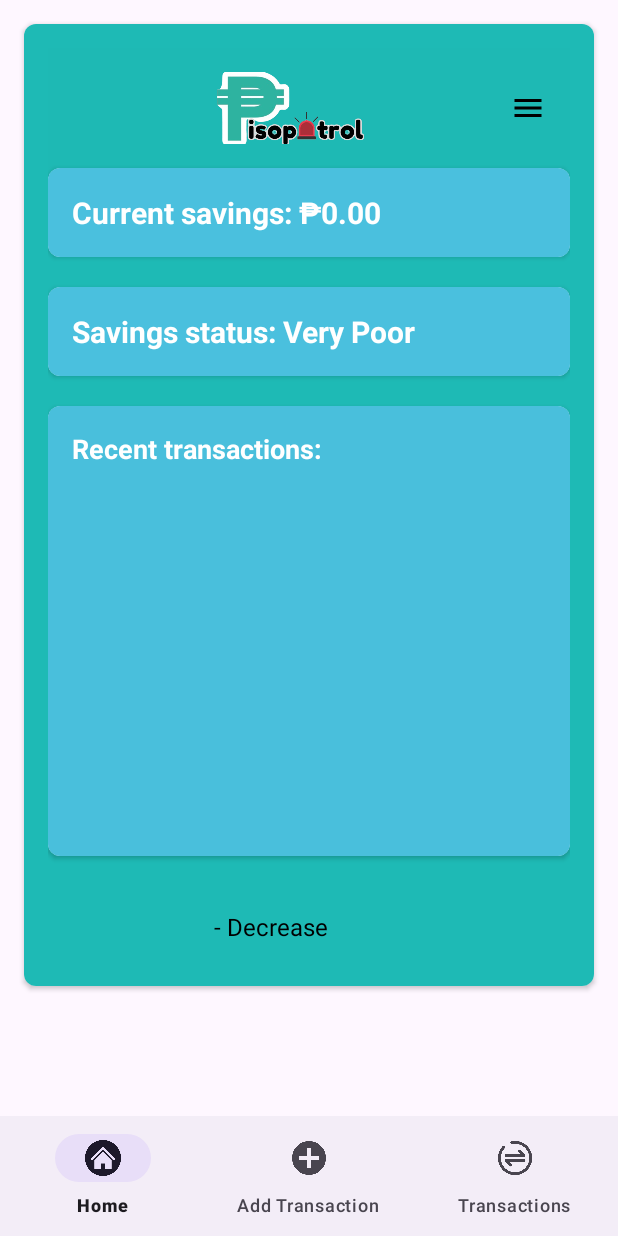
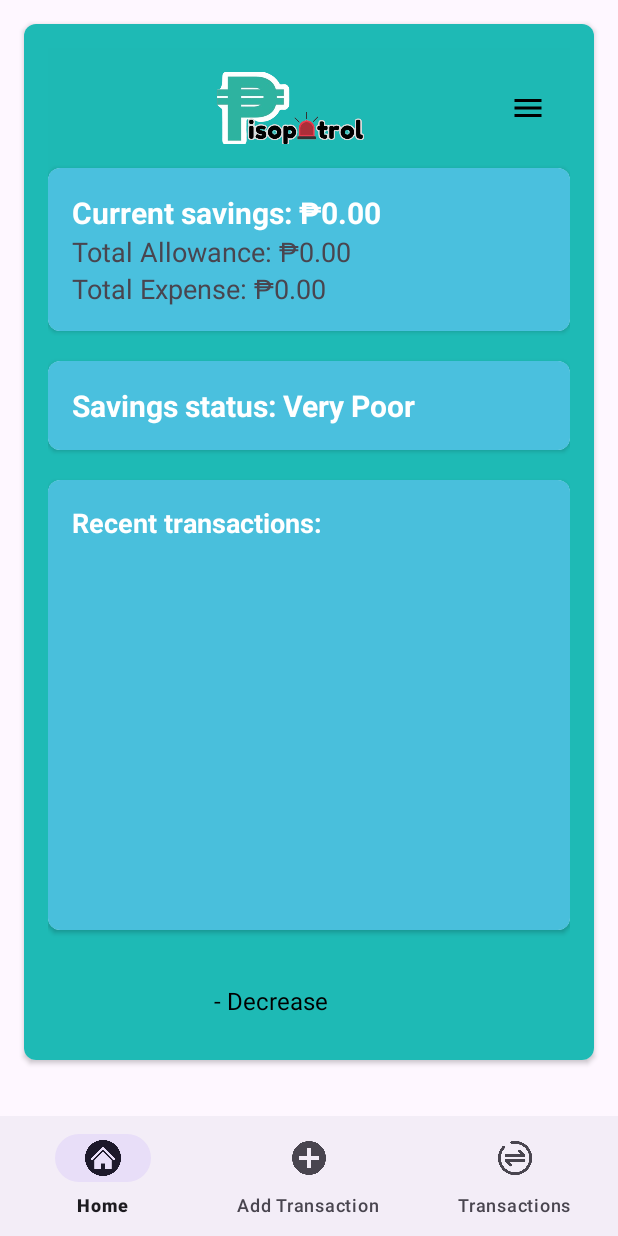
Before and after one commit to Devchili/pisopatrol, an Android app: the screen it shows after launch (MainActivity), on a phone screen of 412 x 824 dp. Run offline under Robolectric (Android 15) with nearby library versions, the phone set to English and light mode, and no system bars.

Commit message:
first change

```diff
--- a/app/src/main/java/com/dianiel/pisopatrol/HomeFragment.java
+++ b/app/src/main/java/com/dianiel/pisopatrol/HomeFragment.java
@@ -39,6 +39,8 @@ public class HomeFragment extends Fragment {
     private static final String SAVINGS_PREFERENCES = "savings_prefs";
     private static final String SAVINGS_KEY = "savings";
 
+    private TextView totalAllowanceTextView;
+    private TextView totalExpenseTextView;
     private TextView recentTransactionsTextView;
     private TextView savingsTextView;
     private TextView savingStatusTextView;
@@ -55,12 +57,17 @@ public class HomeFragment extends Fragment {
 
     @Override
     public View onCreateView(@NonNull LayoutInflater inflater, @Nullable ViewGroup container, @Nullable Bundle savedInstanceState) {
+
+
         View view = inflater.inflate(R.layout.fragment_home, container, false);
         recentTransactionsTextView = view.findViewById(R.id.text_view_recent_transactions);
         savingsTextView = view.findViewById(R.id.text_view_savings);
         savingStatusTextView = view.findViewById(R.id.text_view_saving_status);
         savingsChangeIndicatorTextView = view.findViewById(R.id.text_view_savings_change_indicator);
         retainedSavingsTextView = view.findViewById(R.id.text_view_retained_savings);
+        totalAllowanceTextView = view.findViewById(R.id.text_view_total_allowance);
+        totalExpenseTextView = view.findViewById(R.id.text_view_total_expense);
+
 
         transactionSharedPreferences = requireContext().getSharedPreferences(TRANSACTION_PREFERENCES, Context.MODE_PRIVATE);
         savingsSharedPreferences = requireContext().getSharedPreferences(SAVINGS_PREFERENCES, Context.MODE_PRIVATE);
@@ -71,6 +78,8 @@ public class HomeFragment extends Fragment {
         float currentSavings = savingsSharedPreferences.getFloat(SAVINGS_KEY, 0);
         float lastSavings = getLastSavings();
 
+        updateTotalAllowanceTextView();
+        updateTotalExpenseTextView();
         updateRecentTransactionsTextView();
         updateSavingsTextView(currentSavings);
         updateSavingStatusTextView(currentSavings, lastSavings);
@@ -114,6 +123,38 @@ public class HomeFragment extends Fragment {
             }
         });
         popupMenu.show();
+    }
+
+    private void updateTotalAllowanceTextView() {
+        float totalAllowance = calculateTotalAllowance();
+        NumberFormat pesoFormat = NumberFormat.getCurrencyInstance(new Locale("en", "PH"));
+        totalAllowanceTextView.setText("Total Allowance: " + pesoFormat.format(totalAllowance));
+    }
+
+    private void updateTotalExpenseTextView() {
+        float totalExpense = calculateTotalExpense();
+        NumberFormat pesoFormat = NumberFormat.getCurrencyInstance(new Locale("en", "PH"));
+        totalExpenseTextView.setText("Total Expense: " + pesoFormat.format(totalExpense));
+    }
+
+    private float calculateTotalAllowance() {
+        float totalAllowance = 0;
+        for (Transaction transaction : recentTransactions) {
+            if (transaction.getType().equals("Allowance")) {
+                totalAllowance += transaction.getAmount();
+            }
+        }
+        return totalAllowance;
+    }
+
+    private float calculateTotalExpense() {
+        float totalExpense = 0;
+        for (Transaction transaction : recentTransactions) {
+            if (transaction.getType().equals("Expense")) {
+                totalExpense += transaction.getAmount();
+            }
+        }
+        return totalExpense;
     }
 
     private void openAboutActivity() {
--- a/app/src/main/res/layout/fragment_home.xml
+++ b/app/src/main/res/layout/fragment_home.xml
@@ -56,6 +56,21 @@
                     android:textColor="@color/white"
                     android:textSize="20sp"
                     android:textStyle="bold" />
+
+
+                <TextView
+                    android:id="@+id/text_view_total_allowance"
+                    android:layout_width="wrap_content"
+                    android:layout_height="wrap_content"
+                    android:text="Total Allowance: "
+                    android:textAppearance="?android:attr/textAppearanceMedium" />
+
+                <TextView
+                    android:id="@+id/text_view_total_expense"
+                    android:layout_width="wrap_content"
+                    android:layout_height="wrap_content"
+                    android:text="Total Expense: "
+                    android:textAppearance="?android:attr/textAppearanceMedium" />
 
 
                 <!-- Add additional content for current savings here -->
```
Also changed, not shown: 40 other files.
